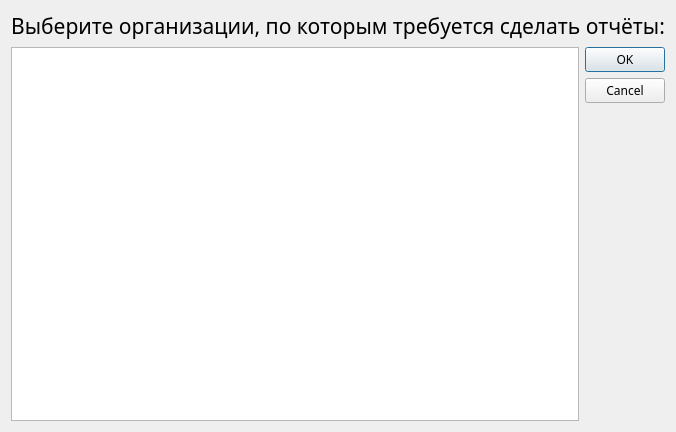
TheSawIsTheLaw/ReportAutomation, file app/src/autoDoc/organisationschoicewindow.ui: the form before one commit.
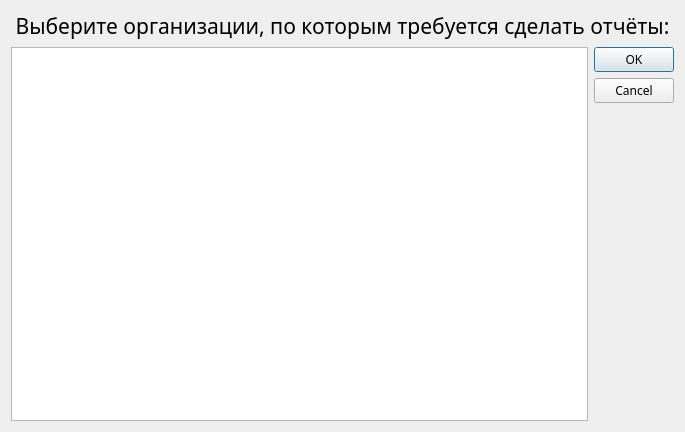
The form after the commit.

The edit to the form file:
```diff
--- a/app/src/autoDoc/organisationschoicewindow.ui
+++ b/app/src/autoDoc/organisationschoicewindow.ui
@@ -6,7 +6,7 @@
    <rect>
     <x>0</x>
     <y>0</y>
-    <width>674</width>
+    <width>685</width>
     <height>432</height>
    </rect>
   </property>
@@ -55,6 +55,15 @@
        <pointsize>12</pointsize>
       </font>
      </property>
+     <property name="isWrapping" stdset="0">
+      <bool>false</bool>
+     </property>
+     <property name="resizeMode">
+      <enum>QListView::Fixed</enum>
+     </property>
+     <property name="wordWrap">
+      <bool>true</bool>
+     </property>
     </widget>
    </item>
   </layout>
```
